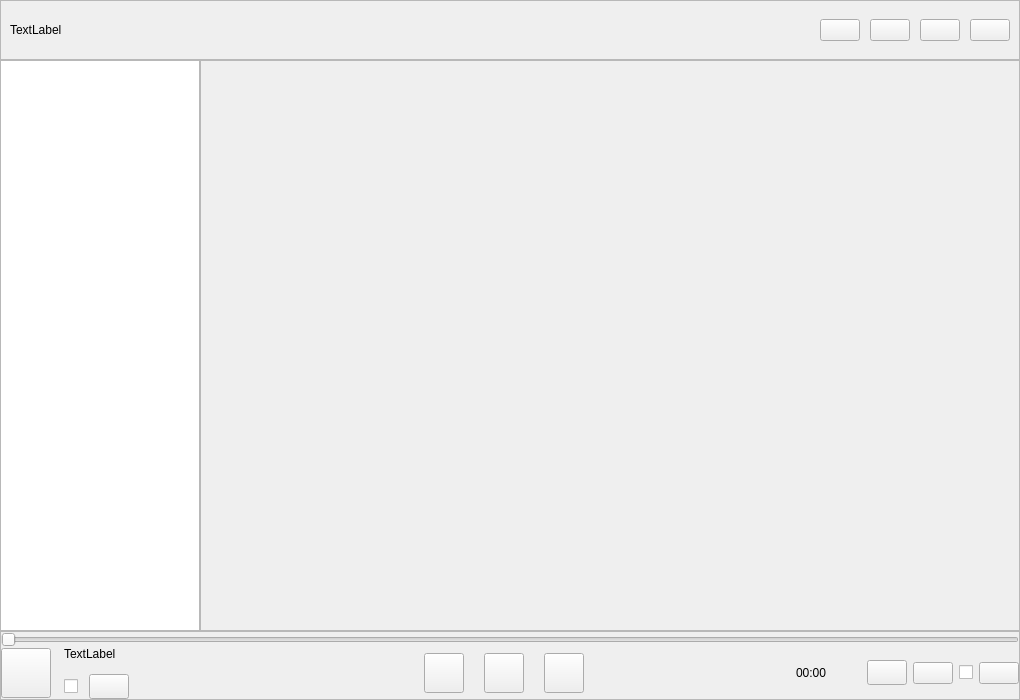
This is app/ui_source/ui/MainWindow.ui in Mai-icy/I-Music-Player as Qt 5 draws it before an edit. The edited form follows.
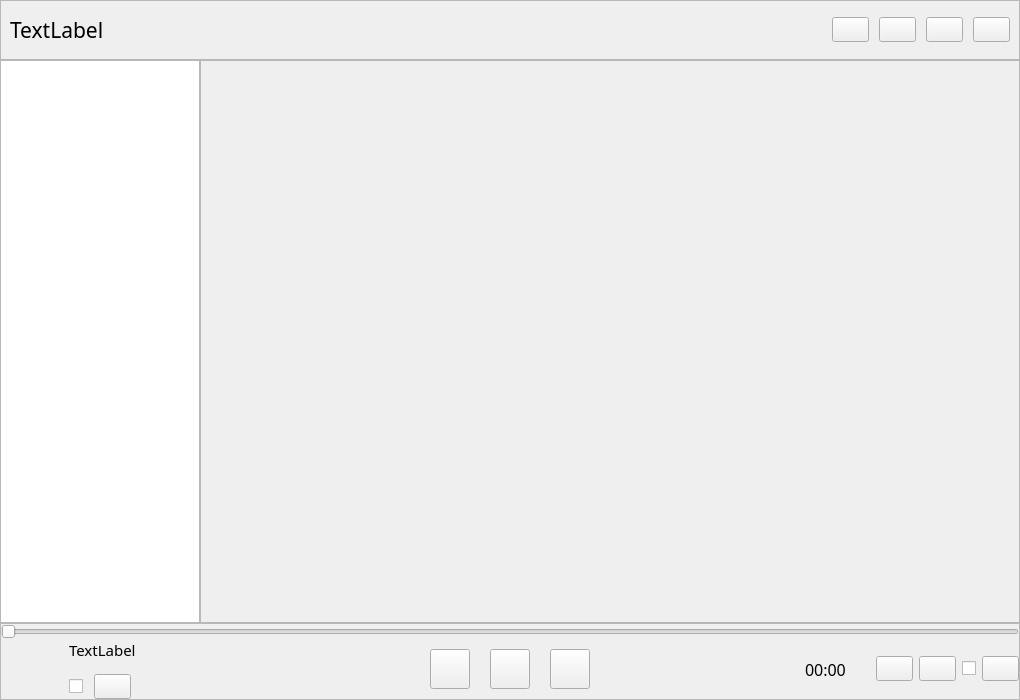
This is the edited form.

What changed in the file:
```diff
--- a/app/ui_source/ui/MainWindow.ui
+++ b/app/ui_source/ui/MainWindow.ui
@@ -16,6 +16,11 @@
     <height>700</height>
    </size>
   </property>
+  <property name="font">
+   <font>
+    <family>微软雅黑</family>
+   </font>
+  </property>
   <property name="mouseTracking">
    <bool>true</bool>
   </property>
@@ -81,6 +86,12 @@
            </property>
            <item>
             <widget class="QLabel" name="title_label">
+             <property name="font">
+              <font>
+               <family>微软雅黑</family>
+               <pointsize>16</pointsize>
+              </font>
+             </property>
              <property name="text">
               <string>TextLabel</string>
              </property>
@@ -203,7 +214,7 @@
                <x>0</x>
                <y>0</y>
                <width>812</width>
-               <height>523</height>
+               <height>518</height>
               </rect>
              </property>
              <property name="mouseTracking">
@@ -261,11 +272,17 @@
                   <number>13</number>
                  </property>
                  <item>
-                  <widget class="QPushButton" name="cover_button">
+                  <widget class="QLabel" name="cover_pic_label">
                    <property name="minimumSize">
                     <size>
-                     <width>50</width>
-                     <height>50</height>
+                     <width>55</width>
+                     <height>55</height>
+                    </size>
+                   </property>
+                   <property name="maximumSize">
+                    <size>
+                     <width>55</width>
+                     <height>55</height>
                     </size>
                    </property>
                    <property name="text">
@@ -283,6 +300,12 @@
                        <height>0</height>
                       </size>
                      </property>
+                     <property name="font">
+                      <font>
+                       <family>微软雅黑</family>
+                       <pointsize>11</pointsize>
+                      </font>
+                     </property>
                      <property name="text">
                       <string>TextLabel</string>
                      </property>
@@ -447,6 +470,15 @@
                      <height>0</height>
                     </size>
                    </property>
+                   <property name="font">
+                    <font>
+                     <family>微软雅黑</family>
+                     <pointsize>12</pointsize>
+                    </font>
+                   </property>
+                   <property name="layoutDirection">
+                    <enum>Qt::LeftToRight</enum>
+                   </property>
                    <property name="text">
                     <string>00:00</string>
                    </property>
```
